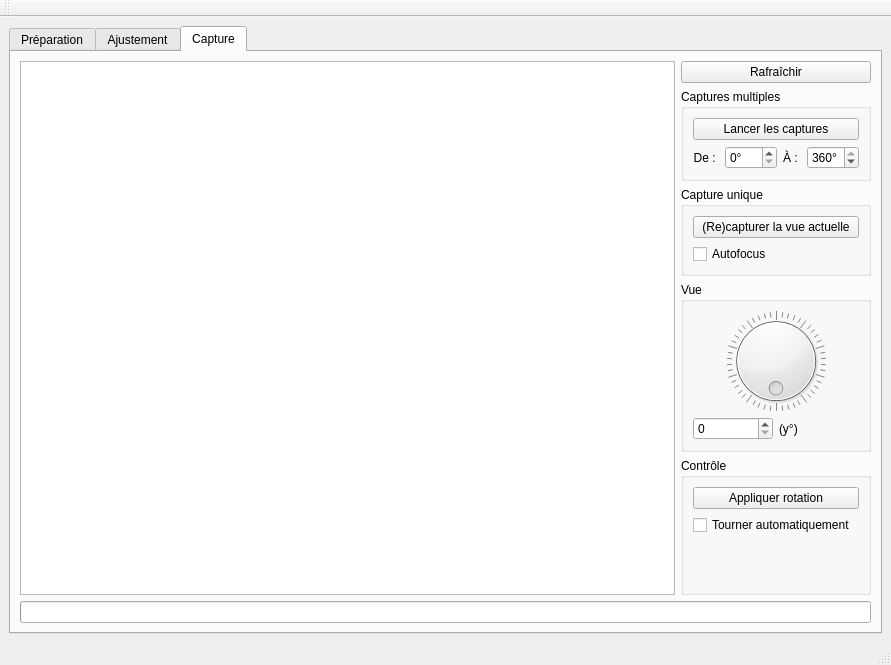
Old version of the form pc/master/mainwindow.ui in the repository plule/pfe-costumes.
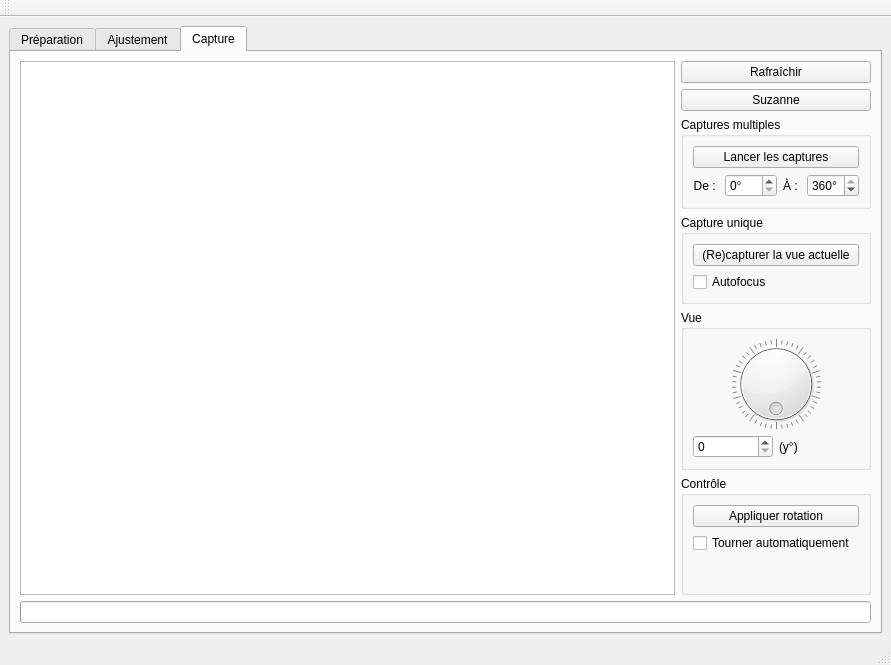
New version of the form. Custom widgets are drawn as their Qt base class.

Patch:
```diff
--- a/pc/master/mainwindow.ui
+++ b/pc/master/mainwindow.ui
@@ -62,6 +62,13 @@
               </property>
              </widget>
             </item>
+            <item>
+             <widget class="QPushButton" name="suzanneButton">
+              <property name="text">
+               <string>Suzanne</string>
+              </property>
+             </widget>
+            </item>
             <item>
              <widget class="QGroupBox" name="massCaptureBox">
               <property name="title">
```
Left out of the diff: 16 changed lines with no effect on the pictures.
